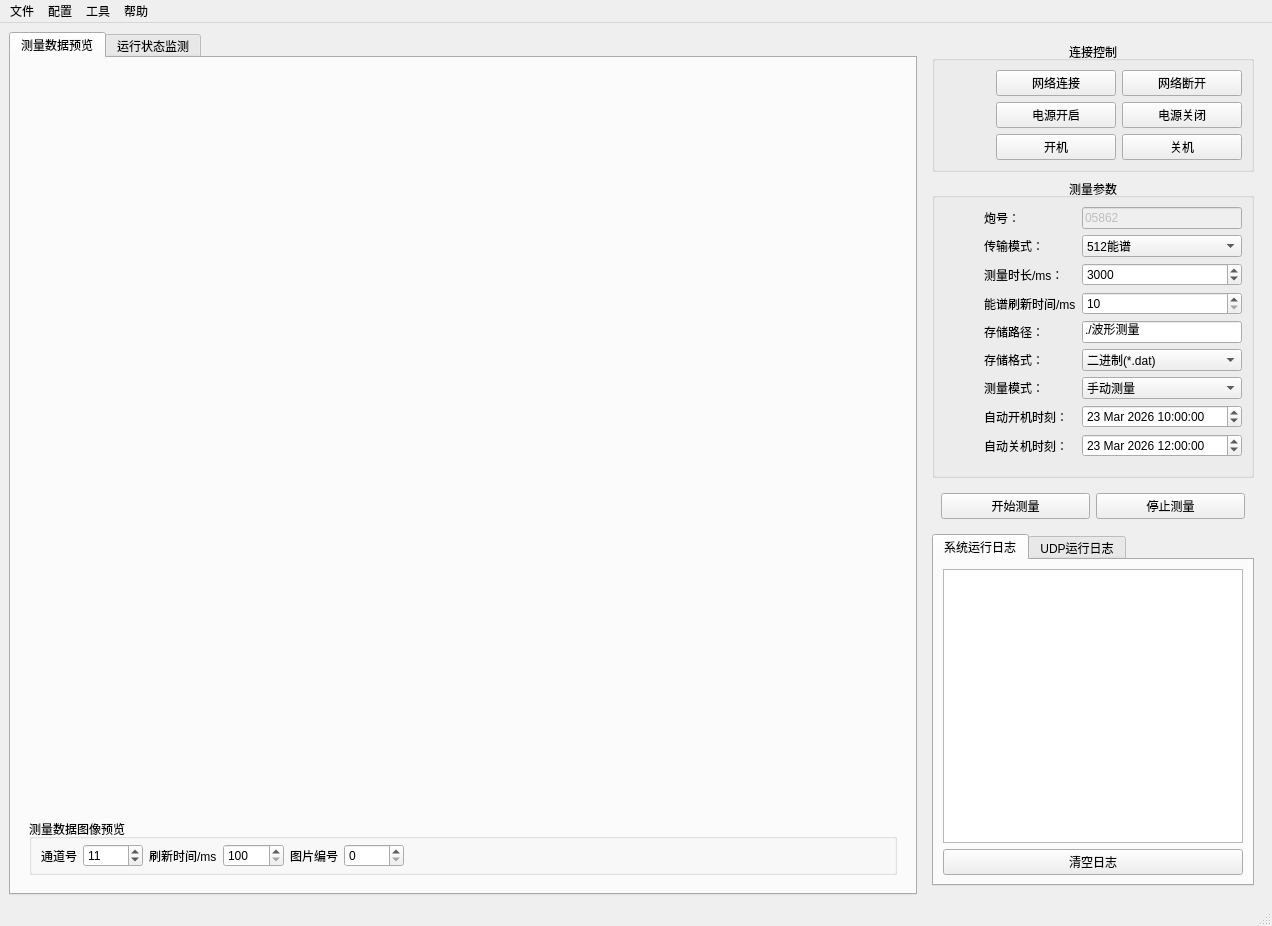
Old version of the form mainwindow.ui in the repository MrXiaomao/HardXrayCamera.
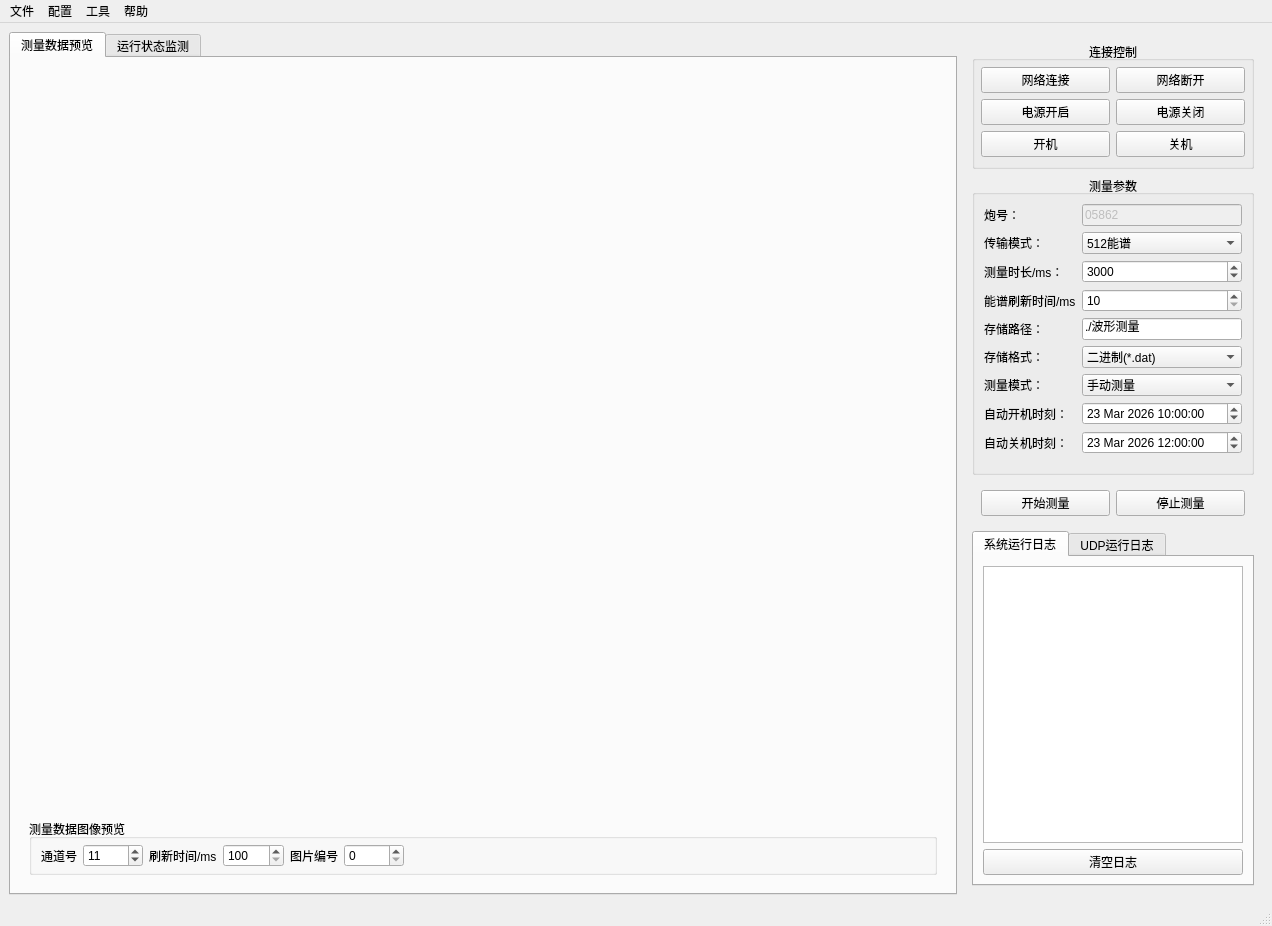
New version of the form. Custom widgets are drawn as their Qt base class.

```diff
--- a/mainwindow.ui
+++ b/mainwindow.ui
@@ -419,19 +419,15 @@
           <set>Qt::AlignCenter</set>
          </property>
          <layout class="QHBoxLayout" name="horizontalLayout_2">
-          <item>
-           <spacer name="horizontalSpacer">
-            <property name="orientation">
-             <enum>Qt::Horizontal</enum>
-            </property>
-            <property name="sizeHint" stdset="0">
-             <size>
-              <width>40</width>
-              <height>20</height>
-             </size>
-            </property>
-           </spacer>
-          </item>
+          <property name="leftMargin">
+           <number>6</number>
+          </property>
+          <property name="topMargin">
+           <number>6</number>
+          </property>
+          <property name="rightMargin">
+           <number>6</number>
+          </property>
           <item>
            <layout class="QGridLayout" name="gridLayout">
             <item row="2" column="1">
@@ -544,19 +540,6 @@
           <set>Qt::AlignCenter</set>
          </property>
          <layout class="QHBoxLayout" name="horizontalLayout_3">
-          <item>
-           <spacer name="horizontalSpacer_2">
-            <property name="orientation">
-             <enum>Qt::Horizontal</enum>
-            </property>
-            <property name="sizeHint" stdset="0">
-             <size>
-              <width>40</width>
-              <height>20</height>
-             </size>
-            </property>
-           </spacer>
-          </item>
           <item>
            <layout class="QGridLayout" name="gridLayout_2">
             <property name="verticalSpacing">
```
Left out of the diff: 6 changed lines with no effect on the pictures.
